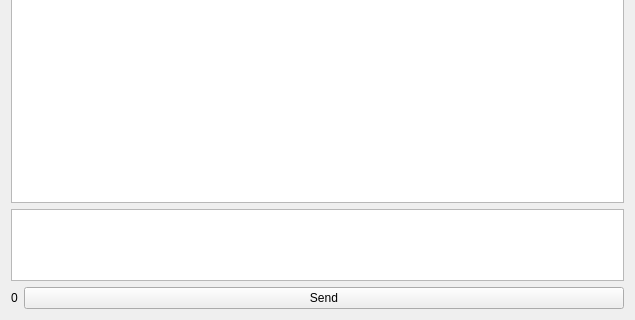
kambala-decapitator/HornAppDesktop, file commentswidget.ui: the form before one commit; both pictures show x 0 to 635 and y 180 to 500 of the 635 by 500 pixel window.
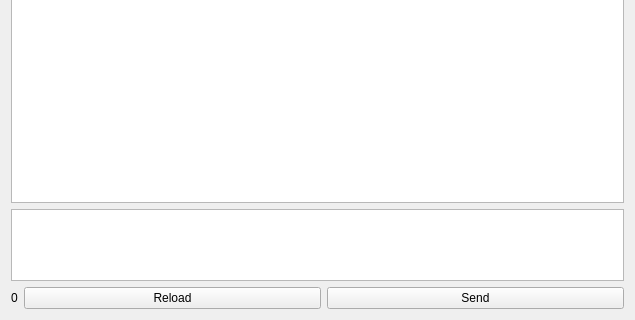
The form after the commit.

Commit message: reload comments of opened post

```diff
--- a/commentswidget.ui
+++ b/commentswidget.ui
@@ -77,6 +77,19 @@
        </property>
       </widget>
      </item>
+     <item>
+      <widget class="QPushButton" name="reloadButton">
+       <property name="sizePolicy">
+        <sizepolicy hsizetype="Expanding" vsizetype="Fixed">
+         <horstretch>0</horstretch>
+         <verstretch>0</verstretch>
+        </sizepolicy>
+       </property>
+       <property name="text">
+        <string>Reload</string>
+       </property>
+      </widget>
+     </item>
      <item>
       <widget class="QPushButton" name="sendButton">
        <property name="sizePolicy">
```
The commit also changes 3 other files.
